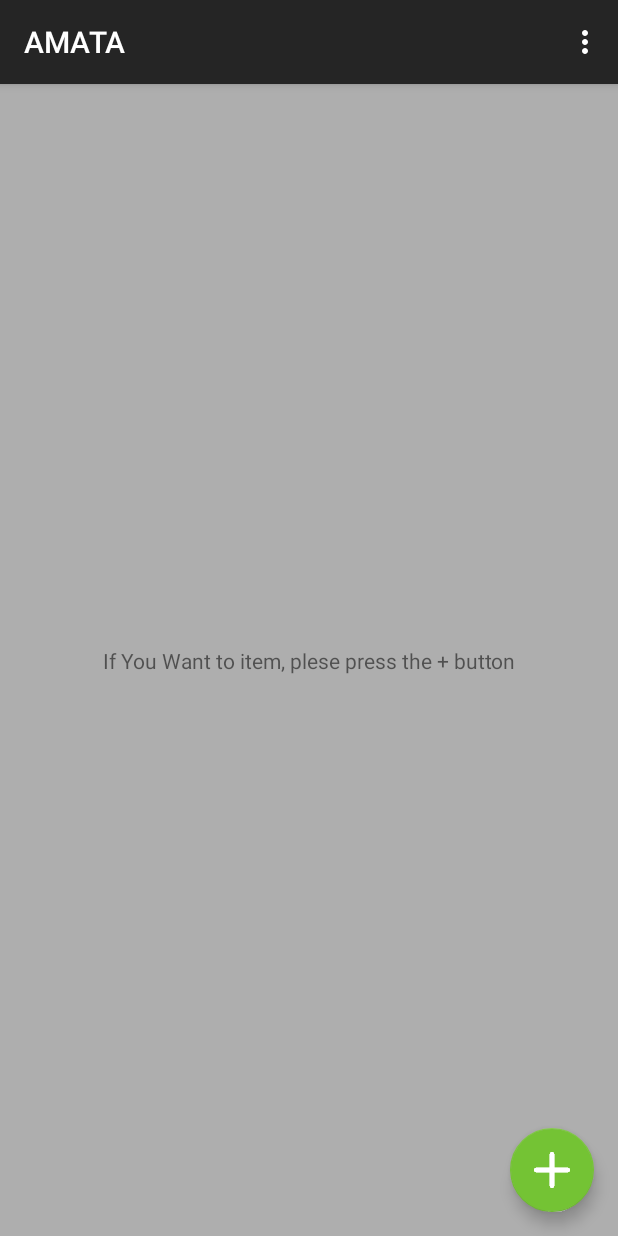
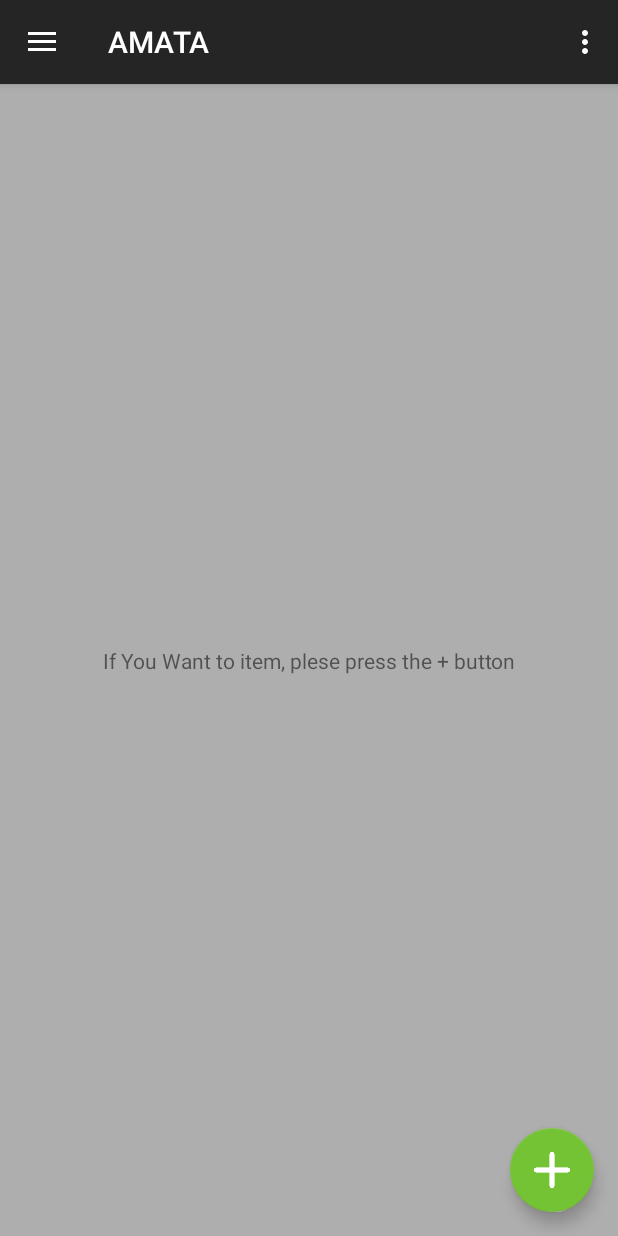
Before and after one commit to PureChild/AMATA, an Android app: the screen it shows after launch (MainActivity), on a phone screen of 412 x 824 dp. Run offline under Robolectric (Android 15) with nearby library versions, the phone set to English and light mode, and no system bars.

Commit message:
#2 https://trello.com/c/2BHaQFAz add navigation drawer

```diff
--- a/AMATA/app/build.gradle
+++ b/AMATA/app/build.gradle
@@ -16,10 +16,11 @@ android {
             proguardFiles getDefaultProguardFile('proguard-android.txt'), 'proguard-rules.pro'
         }
     }
+    buildToolsVersion '27.0.3'
 }
 
 dependencies {
-    implementation fileTree(dir: 'libs', include: ['*.jar'])
+    implementation fileTree(include: ['*.jar'], dir: 'libs')
     implementation 'com.android.support:appcompat-v7:27.1.0'
     implementation 'com.android.support.constraint:constraint-layout:1.0.2'
     implementation 'com.android.support:design:27.1.0'
--- a/AMATA/app/src/main/java/com/example/simdasoo/amata/MainActivity.java
+++ b/AMATA/app/src/main/java/com/example/simdasoo/amata/MainActivity.java
@@ -6,22 +6,24 @@ import android.os.Bundle;
 import android.support.annotation.RequiresApi;
 import android.support.design.widget.FloatingActionButton;
 import android.support.design.widget.Snackbar;
+import android.view.View;
+import android.support.design.widget.NavigationView;
+import android.support.v4.view.GravityCompat;
+import android.support.v4.widget.DrawerLayout;
+import android.support.v7.app.ActionBarDrawerToggle;
 import android.support.v7.app.AppCompatActivity;
 import android.support.v7.widget.Toolbar;
-import android.view.View;
 import android.view.Menu;
 import android.view.MenuItem;
 
-import com.example.simdasoo.amata.R;
-
-public class MainActivity extends AppCompatActivity {
+public class MainActivity extends AppCompatActivity
+        implements NavigationView.OnNavigationItemSelectedListener {
 
     @RequiresApi(api = Build.VERSION_CODES.LOLLIPOP)
     @Override
     protected void onCreate(Bundle savedInstanceState) {
         super.onCreate(savedInstanceState);
         getWindow().setStatusBarColor(Color.BLACK);
-
         setContentView(R.layout.activity_main);
         Toolbar toolbar = (Toolbar) findViewById(R.id.toolbar);
         setSupportActionBar(toolbar);
@@ -34,12 +36,31 @@ public class MainActivity extends AppCompatActivity {
                         .setAction("Action", null).show();
             }
         });
+
+        DrawerLayout drawer = (DrawerLayout) findViewById(R.id.drawer_layout);
+        ActionBarDrawerToggle toggle = new ActionBarDrawerToggle(
+                this, drawer, toolbar, R.string.navigation_drawer_open, R.string.navigation_drawer_close);
+        drawer.addDrawerListener(toggle);
+        toggle.syncState();
+
+        NavigationView navigationView = (NavigationView) findViewById(R.id.nav_view);
+        navigationView.setNavigationItemSelectedListener(this);
+    }
+
+    @Override
+    public void onBackPressed() {
+        DrawerLayout drawer = (DrawerLayout) findViewById(R.id.drawer_layout);
+        if (drawer.isDrawerOpen(GravityCompat.START)) {
+            drawer.closeDrawer(GravityCompat.START);
+        } else {
+            super.onBackPressed();
+        }
     }
 
     @Override
     public boolean onCreateOptionsMenu(Menu menu) {
         // Inflate the menu; this adds items to the action bar if it is present.
-        getMenuInflater().inflate(R.menu.menu_main, menu);
+        getMenuInflater().inflate(R.menu.main, menu);
         return true;
     }
 
@@ -57,4 +78,29 @@ public class MainActivity extends AppCompatActivity {
 
         return super.onOptionsItemSelected(item);
     }
+
+    @SuppressWarnings("StatementWithEmptyBody")
+    @Override
+    public boolean onNavigationItemSelected(MenuItem item) {
+        // Handle navigation view item clicks here.
+        int id = item.getItemId();
+
+        if (id == R.id.nav_camera) {
+            // Handle the camera action
+        } else if (id == R.id.nav_gallery) {
+
+        } else if (id == R.id.nav_slideshow) {
+
+        } else if (id == R.id.nav_manage) {
+
+        } else if (id == R.id.nav_share) {
+
+        } else if (id == R.id.nav_send) {
+
+        }
+
+        DrawerLayout drawer = (DrawerLayout) findViewById(R.id.drawer_layout);
+        drawer.closeDrawer(GravityCompat.START);
+        return true;
+    }
 }
--- /dev/null
+++ b/AMATA/app/src/main/res/drawable-v21/ic_menu_camera.xml
@@ -0,0 +1,12 @@
+<vector xmlns:android="http://schemas.android.com/apk/res/android"
+    android:width="24dp"
+    android:height="24dp"
+    android:viewportHeight="24.0"
+    android:viewportWidth="24.0">
+    <path
+        android:fillColor="#FF000000"
+        android:pathData="M12,12m-3.2,0a3.2,3.2 0,1 1,6.4 0a3.2,3.2 0,1 1,-6.4 0" />
+    <path
+        android:fillColor="#FF000000"
+        android:pathData="M9,2L7.17,4H4c-1.1,0 -2,0.9 -2,2v12c0,1.1 0.9,2 2,2h16c1.1,0 2,-0.9 2,-2V6c0,-1.1 -0.9,-2 -2,-2h-3.17L15,2H9zm3,15c-2.76,0 -5,-2.24 -5,-5s2.24,-5 5,-5 5,2.24 5,5 -2.24,5 -5,5z" />
+</vector>
--- /dev/null
+++ b/AMATA/app/src/main/res/drawable-v21/ic_menu_gallery.xml
@@ -0,0 +1,9 @@
+<vector xmlns:android="http://schemas.android.com/apk/res/android"
+    android:width="24dp"
+    android:height="24dp"
+    android:viewportHeight="24.0"
+    android:viewportWidth="24.0">
+    <path
+        android:fillColor="#FF000000"
+        android:pathData="M22,16V4c0,-1.1 -0.9,-2 -2,-2H8c-1.1,0 -2,0.9 -2,2v12c0,1.1 0.9,2 2,2h12c1.1,0 2,-0.9 2,-2zm-11,-4l2.03,2.71L16,11l4,5H8l3,-4zM2,6v14c0,1.1 0.9,2 2,2h14v-2H4V6H2z" />
+</vector>
--- /dev/null
+++ b/AMATA/app/src/main/res/drawable-v21/ic_menu_manage.xml
@@ -0,0 +1,9 @@
+<vector xmlns:android="http://schemas.android.com/apk/res/android"
+    android:width="24dp"
+    android:height="24dp"
+    android:viewportHeight="24.0"
+    android:viewportWidth="24.0">
+    <path
+        android:fillColor="#FF000000"
+        android:pathData="M22.7,19l-9.1,-9.1c0.9,-2.3 0.4,-5 -1.5,-6.9 -2,-2 -5,-2.4 -7.4,-1.3L9,6 6,9 1.6,4.7C0.4,7.1 0.9,10.1 2.9,12.1c1.9,1.9 4.6,2.4 6.9,1.5l9.1,9.1c0.4,0.4 1,0.4 1.4,0l2.3,-2.3c0.5,-0.4 0.5,-1.1 0.1,-1.4z" />
+</vector>
--- /dev/null
+++ b/AMATA/app/src/main/res/drawable-v21/ic_menu_send.xml
@@ -0,0 +1,9 @@
+<vector xmlns:android="http://schemas.android.com/apk/res/android"
+    android:width="24dp"
+    android:height="24dp"
+    android:viewportHeight="24.0"
+    android:viewportWidth="24.0">
+    <path
+        android:fillColor="#FF000000"
+        android:pathData="M2.01,21L23,12 2.01,3 2,10l15,2 -15,2z" />
+</vector>
--- /dev/null
+++ b/AMATA/app/src/main/res/drawable-v21/ic_menu_share.xml
@@ -0,0 +1,9 @@
+<vector xmlns:android="http://schemas.android.com/apk/res/android"
+    android:width="24dp"
+    android:height="24dp"
+    android:viewportHeight="24.0"
+    android:viewportWidth="24.0">
+    <path
+        android:fillColor="#FF000000"
+        android:pathData="M18,16.08c-0.76,0 -1.44,0.3 -1.96,0.77L8.91,12.7c0.05,-0.23 0.09,-0.46 0.09,-0.7s-0.04,-0.47 -0.09,-0.7l7.05,-4.11c0.54,0.5 1.25,0.81 2.04,0.81 1.66,0 3,-1.34 3,-3s-1.34,-3 -3,-3 -3,1.34 -3,3c0,0.24 0.04,0.47 0.09,0.7L8.04,9.81C7.5,9.31 6.79,9 6,9c-1.66,0 -3,1.34 -3,3s1.34,3 3,3c0.79,0 1.5,-0.31 2.04,-0.81l7.12,4.16c-0.05,0.21 -0.08,0.43 -0.08,0.65 0,1.61 1.31,2.92 2.92,2.92 1.61,0 2.92,-1.31 2.92,-2.92s-1.31,-2.92 -2.92,-2.92z" />
+</vector>
--- /dev/null
+++ b/AMATA/app/src/main/res/drawable-v21/ic_menu_slideshow.xml
@@ -0,0 +1,9 @@
+<vector xmlns:android="http://schemas.android.com/apk/res/android"
+    android:width="24dp"
+    android:height="24dp"
+    android:viewportHeight="24.0"
+    android:viewportWidth="24.0">
+    <path
+        android:fillColor="#FF000000"
+        android:pathData="M4,6H2v14c0,1.1 0.9,2 2,2h14v-2H4V6zm16,-4H8c-1.1,0 -2,0.9 -2,2v12c0,1.1 0.9,2 2,2h12c1.1,0 2,-0.9 2,-2V4c0,-1.1 -0.9,-2 -2,-2zm-8,12.5v-9l6,4.5 -6,4.5z" />
+</vector>
--- a/AMATA/app/src/main/res/layout/activity_main.xml
+++ b/AMATA/app/src/main/res/layout/activity_main.xml
@@ -1,34 +1,25 @@
 <?xml version="1.0" encoding="utf-8"?>
-<android.support.design.widget.CoordinatorLayout xmlns:android="http://schemas.android.com/apk/res/android"
+<android.support.v4.widget.DrawerLayout xmlns:android="http://schemas.android.com/apk/res/android"
     xmlns:app="http://schemas.android.com/apk/res-auto"
     xmlns:tools="http://schemas.android.com/tools"
+    android:id="@+id/drawer_layout"
     android:layout_width="match_parent"
     android:layout_height="match_parent"
-    tools:context="com.example.simdasoo.amata.MainActivity">
+    android:fitsSystemWindows="true"
+    tools:openDrawer="start">
 
-    <android.support.design.widget.AppBarLayout
+    <include
+        layout="@layout/app_bar_main"
         android:layout_width="match_parent"
-        android:layout_height="wrap_content"
-        android:theme="@style/AppTheme.AppBarOverlay">
+        android:layout_height="match_parent" />
 
-        <android.support.v7.widget.Toolbar
-            android:id="@+id/toolbar"
-            android:layout_width="match_parent"
-            android:layout_height="?attr/actionBarSize"
-            android:background="@color/appBarColor"
-            app:popupTheme="@style/AppTheme.PopupOverlay" />
+    <android.support.design.widget.NavigationView
+        android:id="@+id/nav_view"
+        android:layout_width="wrap_content"
+        android:layout_height="match_parent"
+        android:layout_gravity="start"
+        android:fitsSystemWindows="true"
+        app:headerLayout="@layout/nav_header_main"
+        app:menu="@menu/activity_main_drawer" />
 
-    </android.support.design.widget.AppBarLayout>
-
-    <include layout="@layout/content_main" />
-
-    <android.support.design.widget.FloatingActionButton
-        android:id="@+id/fab"
-        android:layout_width="wrap_content"
-        android:layout_height="wrap_content"
-        android:layout_gravity="bottom|end"
-        android:layout_margin="@dimen/fab_margin"
-        app:srcCompat="@drawable/add"
-        app:backgroundTint="@color/btnGreen"/>
-
-</android.support.design.widget.CoordinatorLayout>
+</android.support.v4.widget.DrawerLayout>
--- /dev/null
+++ b/AMATA/app/src/main/res/layout/app_bar_main.xml
@@ -0,0 +1,34 @@
+<?xml version="1.0" encoding="utf-8"?>
+<android.support.design.widget.CoordinatorLayout xmlns:android="http://schemas.android.com/apk/res/android"
+    xmlns:app="http://schemas.android.com/apk/res-auto"
+    xmlns:tools="http://schemas.android.com/tools"
+    android:layout_width="match_parent"
+    android:layout_height="match_parent"
+    tools:context="com.example.simdasoo.amata.MainActivity">
+
+    <android.support.design.widget.AppBarLayout
+        android:layout_width="match_parent"
+        android:layout_height="wrap_content"
+        android:theme="@style/AppTheme.AppBarOverlay">
+
+        <android.support.v7.widget.Toolbar
+            android:id="@+id/toolbar"
+            android:layout_width="match_parent"
+            android:layout_height="?attr/actionBarSize"
+            android:background="@color/appBarColor"
+            app:popupTheme="@style/AppTheme.PopupOverlay" />
+
+    </android.support.design.widget.AppBarLayout>
+
+    <include layout="@layout/content_main" />
+
+    <android.support.design.widget.FloatingActionButton
+        android:id="@+id/fab"
+        android:layout_width="wrap_content"
+        android:layout_height="wrap_content"
+        android:layout_gravity="bottom|end"
+        android:layout_margin="@dimen/fab_margin"
+        app:srcCompat="@drawable/add"
+        app:backgroundTint="@color/btnGreen"/>
+
+</android.support.design.widget.CoordinatorLayout>
--- a/AMATA/app/src/main/res/layout/content_main.xml
+++ b/AMATA/app/src/main/res/layout/content_main.xml
@@ -5,10 +5,9 @@
     android:layout_width="match_parent"
     android:layout_height="match_parent"
     app:layout_behavior="@string/appbar_scrolling_view_behavior"
-    tools:context="com.example.simdasoo.amata.MainActivity"
-    tools:showIn="@layout/activity_main"
-    android:background="@color/appBgColor"
-    >
+    tools:context=".MainActivity"
+    tools:showIn="@layout/app_bar_main"
+    android:background="@color/appBgColor">
 
     <TextView
         android:layout_width="wrap_content"
--- /dev/null
+++ b/AMATA/app/src/main/res/menu/activity_main_drawer.xml
@@ -0,0 +1,38 @@
+<?xml version="1.0" encoding="utf-8"?>
+<menu xmlns:android="http://schemas.android.com/apk/res/android"
+    xmlns:tools="http://schemas.android.com/tools"
+    tools:showIn="navigation_view">
+
+    <group android:checkableBehavior="single">
+        <item
+            android:id="@+id/nav_camera"
+            android:icon="@drawable/ic_menu_camera"
+            android:title="Import" />
+        <item
+            android:id="@+id/nav_gallery"
+            android:icon="@drawable/ic_menu_gallery"
+            android:title="Gallery" />
+        <item
+            android:id="@+id/nav_slideshow"
+            android:icon="@drawable/ic_menu_slideshow"
+            android:title="Slideshow" />
+        <item
+            android:id="@+id/nav_manage"
+            android:icon="@drawable/ic_menu_manage"
+            android:title="Tools" />
+    </group>
+
+    <item android:title="Communicate">
+        <menu>
+            <item
+                android:id="@+id/nav_share"
+                android:icon="@drawable/ic_menu_share"
+                android:title="Share" />
+            <item
+                android:id="@+id/nav_send"
+                android:icon="@drawable/ic_menu_send"
+                android:title="Send" />
+        </menu>
+    </item>
+
+</menu>
--- /dev/null
+++ b/AMATA/app/src/main/res/menu/main.xml
@@ -0,0 +1,9 @@
+<?xml version="1.0" encoding="utf-8"?>
+<menu xmlns:android="http://schemas.android.com/apk/res/android"
+    xmlns:app="http://schemas.android.com/apk/res-auto">
+    <item
+        android:id="@+id/action_settings"
+        android:orderInCategory="100"
+        android:title="@string/action_settings"
+        app:showAsAction="never" />
+</menu>
--- /dev/null
+++ b/AMATA/app/src/main/res/values-v21/styles.xml
@@ -0,0 +1,8 @@
+<resources>
+
+    <style name="AppTheme.NoActionBar">
+        <item name="windowActionBar">false</item>
+        <item name="windowNoTitle">true</item>
+        <item name="android:statusBarColor">@android:color/transparent</item>
+    </style>
+</resources>
--- a/AMATA/app/src/main/res/values/dimens.xml
+++ b/AMATA/app/src/main/res/values/dimens.xml
@@ -1,3 +1,8 @@
 <resources>
+    <!-- Default screen margins, per the Android Design guidelines. -->
+    <dimen name="activity_horizontal_margin">16dp</dimen>
+    <dimen name="activity_vertical_margin">16dp</dimen>
+    <dimen name="nav_header_vertical_spacing">8dp</dimen>
+    <dimen name="nav_header_height">176dp</dimen>
     <dimen name="fab_margin">16dp</dimen>
 </resources>
--- /dev/null
+++ b/AMATA/app/src/main/res/values/drawables.xml
@@ -0,0 +1,8 @@
+<resources xmlns:android="http://schemas.android.com/apk/res/android">
+    <item name="ic_menu_camera" type="drawable">@android:drawable/ic_menu_camera</item>
+    <item name="ic_menu_gallery" type="drawable">@android:drawable/ic_menu_gallery</item>
+    <item name="ic_menu_slideshow" type="drawable">@android:drawable/ic_menu_slideshow</item>
+    <item name="ic_menu_manage" type="drawable">@android:drawable/ic_menu_manage</item>
+    <item name="ic_menu_share" type="drawable">@android:drawable/ic_menu_share</item>
+    <item name="ic_menu_send" type="drawable">@android:drawable/ic_menu_send</item>
+</resources>
--- a/AMATA/app/src/main/res/values/strings.xml
+++ b/AMATA/app/src/main/res/values/strings.xml
@@ -1,4 +1,9 @@
 <resources>
     <string name="app_name">AMATA</string>
+    <string name="navigation_drawer_open">Open navigation drawer</string>
+    <string name="navigation_drawer_close">Close navigation drawer</string>
+    <string name="nav_header_title">Android Studio</string>
+    <string name="nav_header_subtitle">android.studio@android.com</string>
+    <string name="nav_header_desc">Navigation header</string>
     <string name="action_settings">Settings</string>
 </resources>
```
Also changed, not shown: AMATA/app/src/main/res/drawable/side_nav_bar.xml (added, +9 -0 lines), AMATA/app/src/main/res/layout/nav_header_main.xml (added, +36 -0 lines).
